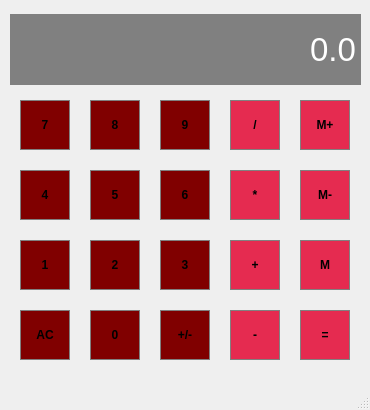
The window that calculator/Calculator/calculator.ui (gkhnmlym/QT_CREATOR) describes before a commit, drawn with Qt 5.
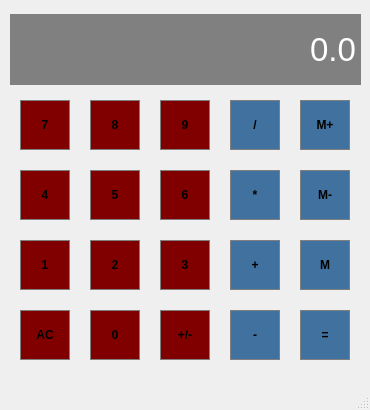
The same window after the commit.

```diff
--- a/calculator/Calculator/calculator.ui
+++ b/calculator/Calculator/calculator.ui
@@ -242,7 +242,7 @@
     </property>
     <property name="styleSheet">
      <string notr="true">QPushButton{
-	background-color: 	#E52B50;
+	background-color: 	#41729F;
 	border: 1px solid gray;
 	padding: 5px;
 }
@@ -291,7 +291,7 @@
     </property>
     <property name="styleSheet">
      <string notr="true">QPushButton{
-	background-color: 	#E52B50;
+	background-color: 	#41729F;
 	border: 1px solid gray;
 	padding: 5px;
 }
@@ -340,7 +340,7 @@
     </property>
     <property name="styleSheet">
      <string notr="true">QPushButton{
-	background-color: 	#E52B50;
+	background-color: 	#41729F;
 	border: 1px solid gray;
 	padding: 5px;
 }
@@ -389,7 +389,7 @@
     </property>
     <property name="styleSheet">
      <string notr="true">QPushButton{
-	background-color: 	#E52B50;
+	background-color: 	#41729F;
 	border: 1px solid gray;
 	padding: 5px;
 }
@@ -585,7 +585,7 @@
     </property>
     <property name="styleSheet">
      <string notr="true">QPushButton{
-	background-color: 	#E52B50;
+	background-color: 	#41729F;
 	border: 1px solid gray;
 	padding: 5px;
 }
@@ -634,7 +634,7 @@
     </property>
     <property name="styleSheet">
      <string notr="true">QPushButton{
-	background-color: 	#E52B50;
+	background-color: 	#41729F;
 	border: 1px solid gray;
 	padding: 5px;
 }
@@ -830,7 +830,7 @@
     </property>
     <property name="styleSheet">
      <string notr="true">QPushButton{
-	background-color: 	#E52B50;
+	background-color: 	#41729F;
 	border: 1px solid gray;
 	padding: 5px;
 }
@@ -879,7 +879,7 @@
     </property>
     <property name="styleSheet">
      <string notr="true">QPushButton{
-	background-color: 	#E52B50;
+	background-color: 	#41729F;
 	border: 1px solid gray;
 	padding: 5px;
 }
```
